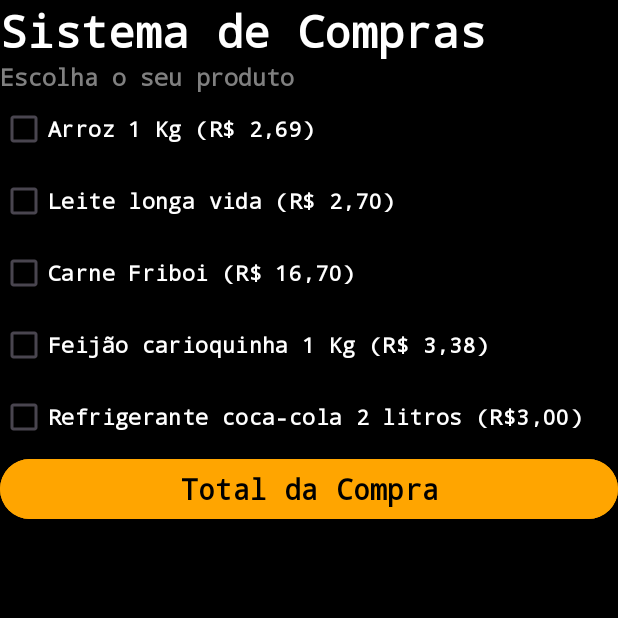
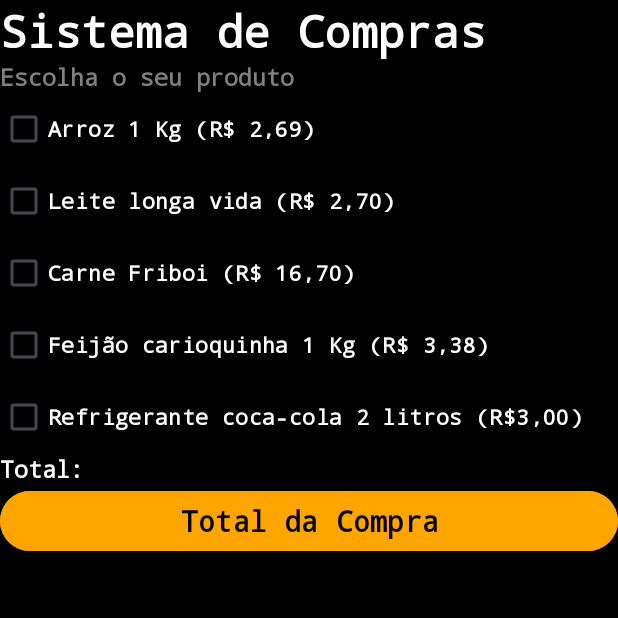
Before and after one commit to SIkas000/DESENVOLVIMENTO_DE_APPs, an Android app: the MainActivity screen opened directly, with no data from a screen before it, on a phone screen of 412 x 824 dp, the top half of it. Run offline under Robolectric (Android 15) with nearby library versions, the phone set to English and light mode, and no system bars.

Commit message:
add
TextView Total

```diff
--- a/Q1/app/src/main/res/layout/activity_main.xml
+++ b/Q1/app/src/main/res/layout/activity_main.xml
@@ -78,6 +78,19 @@
         android:textColor="@color/appColor3"
         android:textStyle="bold"/>
 
+    <TextView
+        android:id="@+id/textResultado"
+        android:layout_width="match_parent"
+        android:layout_height="wrap_content"
+        android:text="@string/appResultado"
+        android:textColor="@color/appColor3"
+        android:textSize="15dp"
+        android:textAlignment="center"
+        android:textStyle="bold"
+
+        android:fontFamily="monospace"
+        />
+
     <Button
         android:id="@+id/button"
         android:layout_width="match_parent"
--- a/Q1/app/src/main/res/values/appValues.xml
+++ b/Q1/app/src/main/res/values/appValues.xml
@@ -5,6 +5,10 @@
     <string name="appTitulo1">Sistema de Compras</string>
     <string name="appSubTitulo">Escolha o seu produto</string>
     <string name="appBtnSet">Total da Compra</string>
+    <string name="appResultado">Total:</string>
+
+
+
     <string name="appRb1">Arroz 1 Kg (R$ 2,69)</string>
     <string name="appRb2">Leite longa vida (R$ 2,70)</string>
     <string name="appRb3">Carne Friboi (R$ 16,70)</string>
```
